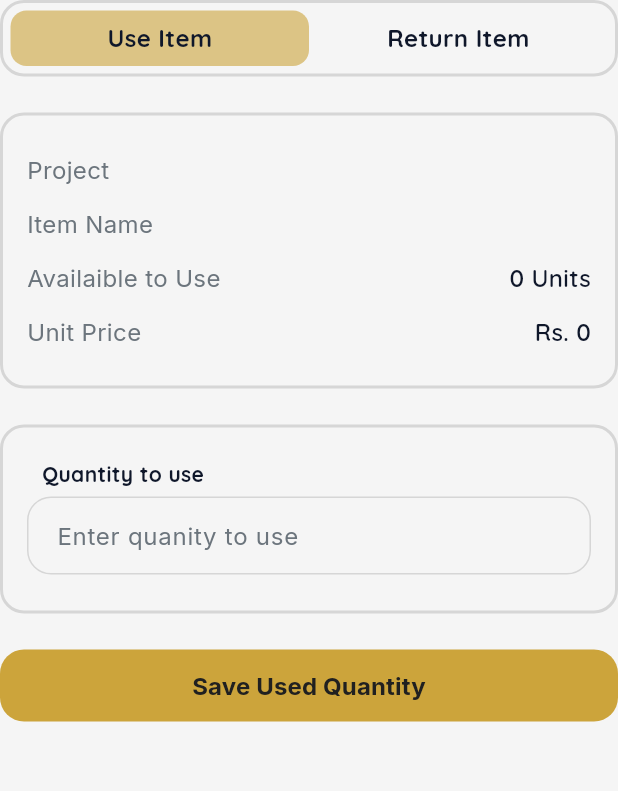
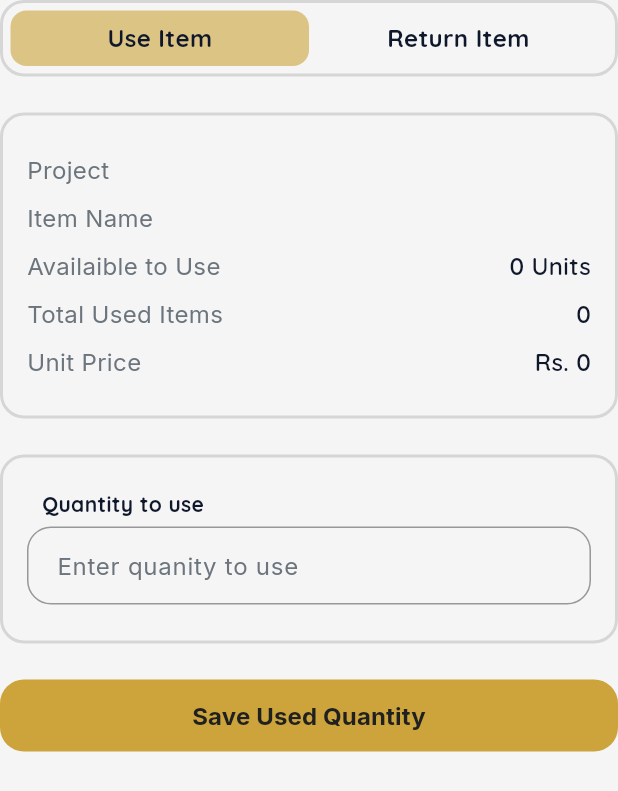
Before and after one commit to umairshahid622/buraq_enterprise_employee, a Flutter app: the ManageExpenseScreenWidget widget shown alone on an empty page, opened directly with empty values, on a phone screen of 412 x 824 dp. Shown: the top 791 px of the screen. Run offline on Flutter 3.47's test engine with Material 3 defaults, Android fonts, the phone set to English and light mode, and no system bars; drawn by our look-alikes of skeletonizer; our stand-ins replace cloud_firestore, dropdown_button2, firebase_auth, firebase_core, firebase_storage, get and 5 more; accounts and stored records are empty.

Commit message:
feat: disable item quantity inputs and add validation toast when stock is unavailable, and update expense card UI layout

```diff
--- a/lib/screen/widgets/home/manage_expense_screen_widget.dart
+++ b/lib/screen/widgets/home/manage_expense_screen_widget.dart
@@ -168,6 +168,7 @@ class ManageExpenseScreenWidget extends StatelessWidget {
                 children: [
                   AppTextField(
                     controller: controller.useQuanityController,
+                    enabled: controller.availaibleItems != 0,
                     customValidator: (value) {
                       if (value!.isEmpty) {
                         return "Quantity to use cannot be empty";
@@ -190,6 +191,13 @@ class ManageExpenseScreenWidget extends StatelessWidget {
             SizedBox(height: AppConstants.commonVerticalSpacing),
             AppFilledButton(
               onPressedCallBack: () async {
+                if (controller.availaibleItems == 0) {
+                  AppUtils.showToast(
+                    label: "No items to use",
+                    variant: ToastVariants.error,
+                  );
+                  return;
+                }
                 final success = await controller.useItemSubmit();
                 if (context.mounted) {
                   context.pop();
@@ -210,18 +218,21 @@ class ManageExpenseScreenWidget extends StatelessWidget {
   );
 
   Column expenseCard(ManageExpenseScreenController controller) {
+    double spacing = AppConstants.commonVerticalSpacing / 3;
     return Column(
       children: [
         expenseDetail(title: "Project", value: controller.expense.projectName),
-        SizedBox(height: AppConstants.commonVerticalSpacing / 2),
+        SizedBox(height: spacing),
         expenseDetail(title: "Item Name", value: controller.expense.itemName),
-        SizedBox(height: AppConstants.commonVerticalSpacing / 2),
+        SizedBox(height: spacing),
         expenseDetail(
           title:
               "Availaible to ${controller.selectedIndex == 0 ? 'Use' : 'Return'}",
           value: "${controller.availaibleItems} Units",
         ),
-        SizedBox(height: AppConstants.commonVerticalSpacing / 2),
+        SizedBox(height: spacing),
+        expenseDetail(title: "Total ${controller.selectedIndex == 0 ? 'Used' : 'Returns'} Items", value: "${controller.selectedIndex == 0 ? controller.expense.usedItems : controller.expense.returns}"),
+        SizedBox(height: spacing),
         expenseDetail(
           title: "Unit Price",
           value: AppHelper.formatPKR(controller.expense.unitPrice),
@@ -259,7 +270,7 @@ class ManageExpenseScreenWidget extends StatelessWidget {
               cardWidget: Column(
                 children: [
                   AppTextField(
-
+                    enabled: controller.availaibleItems != 0,
                     controller: controller.returnQuanityController,
                     labelText: "Quantity to Return",
                     type: TextFieldType.amount,
@@ -291,6 +302,13 @@ class ManageExpenseScreenWidget extends StatelessWidget {
             AppFilledButton(
               isLoading: controller.isLoading.value,
               onPressedCallBack: () async{
+                if (controller.availaibleItems == 0) {
+                  AppUtils.showToast(
+                    label: "No items to return",
+                    variant: ToastVariants.error,
+                  );
+                  return;
+                }
                 final success = await controller.returnItemSubmit();
                 if (context.mounted) {
                   context.pop();
```
